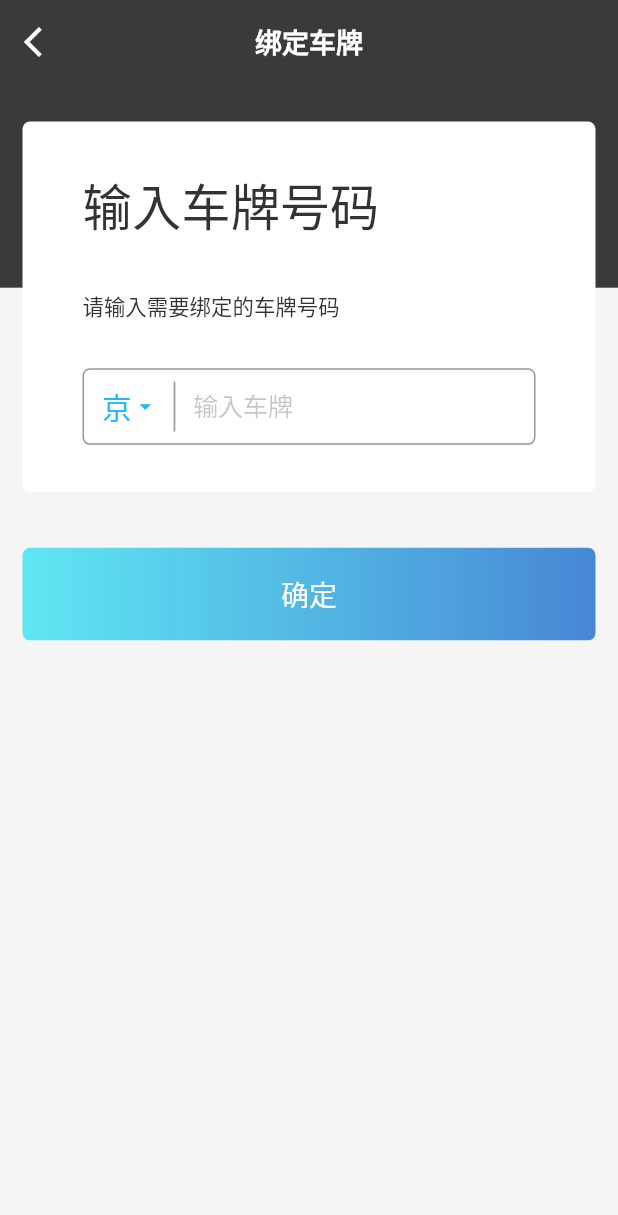
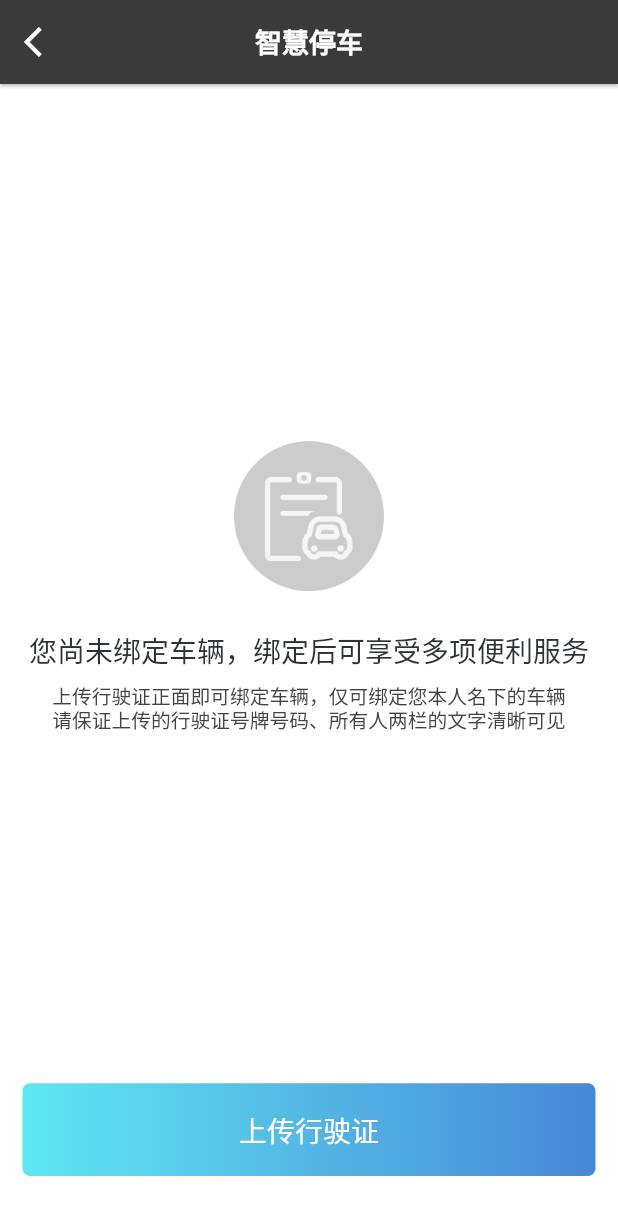
Before and after one commit to AngryWolves/app, a Flutter app: the screen it shows after launch, after a tap on "智慧停车", on a phone screen of 412 x 824 dp. Shown: the top 1215 px of the screen. Run offline on Flutter 3.47's test engine with Material 2 defaults, Android fonts, the phone set to English and light mode, and no system bars; our stand-ins replace cached_network_image, event_bus, flutter_screenutil, flutter_spinkit, flutter_swiper, shared_preferences; network calls fail.

Commit message:
未绑定车辆 UI, 上传行驶证弹窗

```diff
--- a/lib/pages/bind_license_page.dart
+++ b/lib/pages/bind_license_page.dart
@@ -5,6 +5,7 @@ import 'package:smart_park/values/colors.dart';
 import 'package:smart_park/values/strings.dart';
 import 'package:smart_park/widgets/base/base_state.dart';
 import 'package:smart_park/widgets/common_app_bar.dart';
+import 'package:smart_park/widgets/common_gradient_button.dart';
 import 'package:smart_park/widgets/parking/enter_license.dart';
 import 'package:smart_park/widgets/parking/license_code_dialog.dart';
 
@@ -75,27 +76,10 @@ class _BindLicenceState extends BaseState<BindLicensePage> {
             onCodeSelectTap: _showSelectCodeDialog,
             code: _selectedCode,
           ),
-          GestureDetector(
-            onTap: () {},
-            child: Container(
-              alignment: Alignment.center,
+          Container(
               margin: EdgeInsets.only(
                   top: ScreenUtil().setHeight(30), left: 15.0, right: 15.0),
-              height: ScreenUtil().setHeight(50),
-              decoration: BoxDecoration(
-                borderRadius: BorderRadius.circular(5.0),
-                gradient: LinearGradient(colors: [
-                  ColorRes.BUTTON_START_COLOR,
-                  ColorRes.BUTTON_END_COLOR
-                ]),
-              ),
-              child: Text(
-                bind_license_ok,
-                style: TextStyle(
-                    color: Colors.white, fontSize: ScreenUtil().setSp(17)),
-              ),
-            ),
-          )
+              child: GradientButton(bind_license_ok, () {}))
         ],
       );
 
--- a/lib/pages/home_page.dart
+++ b/lib/pages/home_page.dart
@@ -59,7 +59,8 @@ class _HomePageState extends State<HomePage> {
           NavigatorUtil.goBluetoothPage(context);
           break;
         case HOME_ACTION_PARKING:
-          NavigatorUtil.goBindLicensePage(context);
+//          NavigatorUtil.goBindLicensePage(context);
+          NavigatorUtil.goParingPage(context);
           break;
         case HOME_ACTION_REPAIR:
           break;
--- /dev/null
+++ b/lib/pages/parking_page.dart
@@ -0,0 +1,71 @@
+import 'package:flutter/material.dart';
+import 'package:flutter_screenutil/flutter_screenutil.dart';
+import 'package:smart_park/values/colors.dart';
+import 'package:smart_park/values/strings.dart';
+import 'package:smart_park/widgets/base/base_state.dart';
+import 'package:smart_park/widgets/common_app_bar.dart';
+import 'package:smart_park/widgets/common_gradient_button.dart';
+import 'package:smart_park/widgets/parking/select_photo_dialog.dart';
+
+class ParkingPage extends StatefulWidget {
+  @override
+  _ParkingPageState createState() => _ParkingPageState();
+}
+
+class _ParkingPageState extends BaseState<ParkingPage> {
+  @override
+  Widget build(BuildContext context) {
+    return Scaffold(
+      appBar: buildCommonAppBar(home_action_parking,
+          onBack: onBack,
+          brightness: Brightness.dark,
+          color: ColorRes.BLACK_APP_BAR_BACKGROUND,
+          titleColor: Colors.white),
+      body: Container(
+        padding: const EdgeInsets.only(left: 15.0, right: 15.0, bottom: 40.0),
+        child: Column(
+          children: <Widget>[
+            Expanded(
+              child: Column(
+                mainAxisAlignment: MainAxisAlignment.center,
+                children: <Widget>[
+                  Container(
+                    child: Image.asset(
+                      'images/ic_unbind_license_tip.png',
+                      width: ScreenUtil().setWidth(100),
+                      height: ScreenUtil().setWidth(100),
+                    ),
+                  ),
+                  Padding(
+                    padding: const EdgeInsets.all(10.0),
+                  ),
+                  Text(
+                    parking_bind_tip_title,
+                    style: TextStyle(
+                        color: ColorRes.GERY_TEXT,
+                        fontSize: ScreenUtil().setSp(17)),
+                  ),
+                  Padding(
+                    padding: const EdgeInsets.all(5.0),
+                  ),
+                  Text(
+                    parking_bind_tip_detail,
+                    style: TextStyle(
+                        height: 1.2,
+                        fontSize: ScreenUtil().setSp(12),
+                        color: ColorRes.GERY_TEXT_HINT),
+                  )
+                ],
+              ),
+            ),
+            GradientButton(parking_upload_license, _showSelectPhotoDialog)
+          ],
+        ),
+      ),
+    );
+  }
+
+  void _showSelectPhotoDialog() {
+    showDialog(context: context, builder: (_) => SelectPhotoDialog());
+  }
+}
--- a/lib/utils/navigator_util.dart
+++ b/lib/utils/navigator_util.dart
@@ -2,6 +2,7 @@ import 'package:flutter/material.dart';
 import 'package:smart_park/pages/bind_license_page.dart';
 import 'package:smart_park/pages/bluetooth_control_page.dart';
 import 'package:smart_park/pages/message_page.dart';
+import 'package:smart_park/pages/parking_page.dart';
 
 class NavigatorUtil {
   ///
@@ -26,4 +27,11 @@ class NavigatorUtil {
     Navigator.push(
         context, MaterialPageRoute(builder: (_) => BindLicensePage()));
   }
+
+  ///
+  /// 智慧停车 -- (上传行驶证)
+  ///
+  static goParingPage(BuildContext context) {
+    Navigator.push(context, MaterialPageRoute(builder: (_) => ParkingPage()));
+  }
 }
--- a/lib/values/strings.dart
+++ b/lib/values/strings.dart
@@ -23,3 +23,10 @@ const bind_license_enter_number = '输入车牌号码';
 const bind_license_enter_number_detail = '请输入需要绑定的车牌号码';
 const bind_license_enter_number_hint = '输入车牌';
 const bind_license_ok = '确定';
+
+const parking_upload_license = '上传行驶证';
+const parking_bind_tip_title = '您尚未绑定车辆，绑定后可享受多项便利服务';
+const parking_bind_tip_detail = '上传行驶证正面即可绑定车辆，仅可绑定您本人名下的车辆\n请保证上传的行驶证号牌号码、所有人两栏的文字清晰可见';
+const parking_upload_dialog_photo = '拍照';
+const parking_upload_dialog_select = '从手机相册选择';
+const parking_upload_dialog_cancel = '取消';
--- /dev/null
+++ b/lib/widgets/common_gradient_button.dart
@@ -0,0 +1,33 @@
+import 'package:flutter/material.dart';
+import 'package:flutter_screenutil/flutter_screenutil.dart';
+import 'package:smart_park/values/colors.dart';
+
+class GradientButton extends StatelessWidget {
+    GradientButton(this.text, this.onTap);
+
+    final String text;
+    final onTap;
+
+  @override
+  Widget build(BuildContext context) {
+    return GestureDetector(
+        onTap: onTap,
+        child: Container(
+            alignment: Alignment.center,
+            height: ScreenUtil().setHeight(50),
+            decoration: BoxDecoration(
+                borderRadius: BorderRadius.circular(5.0),
+                gradient: LinearGradient(colors: [
+                    ColorRes.BUTTON_START_COLOR,
+                    ColorRes.BUTTON_END_COLOR
+                ]),
+            ),
+            child: Text(
+                text,
+                style: TextStyle(
+                        color: Colors.white, fontSize: ScreenUtil().setSp(17)),
+            ),
+        ),
+    );
+  }
+}
--- a/pubspec.yaml
+++ b/pubspec.yaml
@@ -32,3 +32,5 @@ flutter:
 
   assets:
     - images/ic_bluetootn_control_succeed.png
+    - images/ic_bluetootn_control_error.png
+    - images/ic_unbind_license_tip.png
```
Also changed, not shown: lib/widgets/parking/select_photo_dialog.dart (added, +80 -0 lines), images/2.0x/ic_unbind_license_tip.png (added), images/3.0x/ic_unbind_license_tip.png (added).
